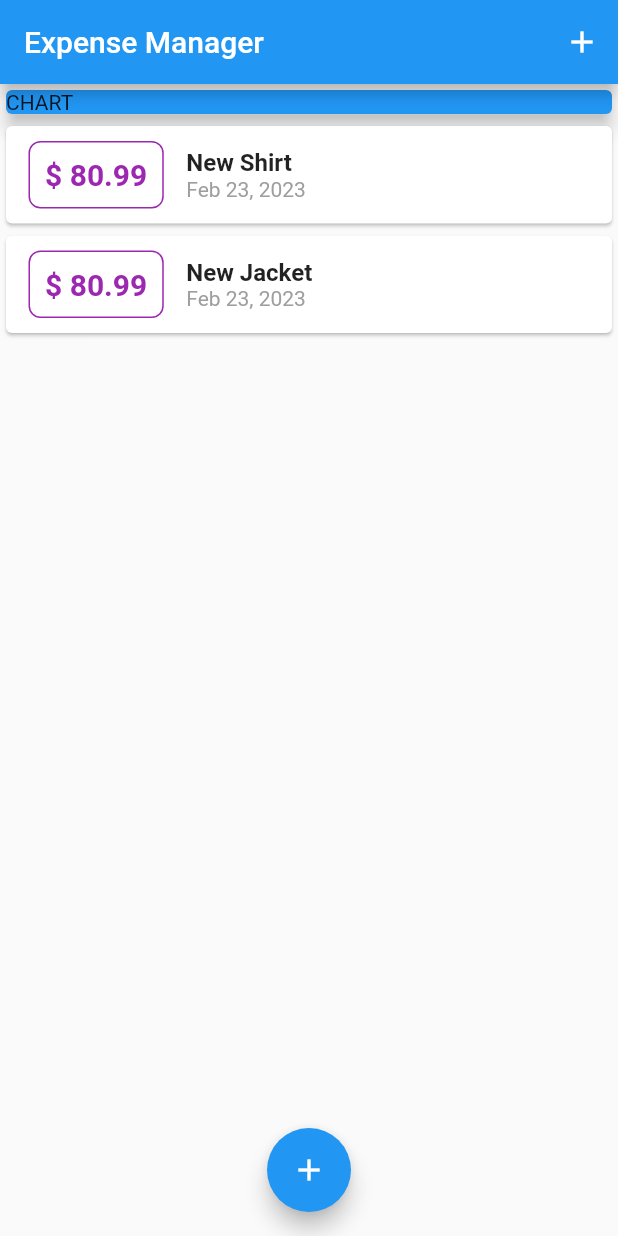
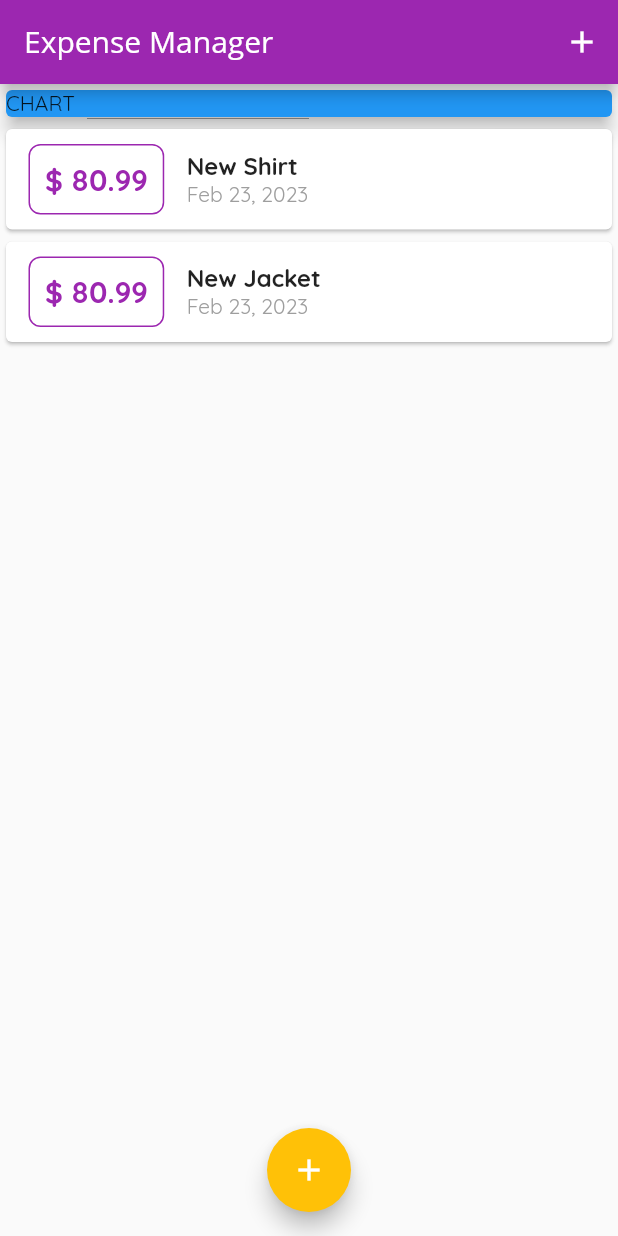
Before and after one commit to aritroo/expense_manager, a Flutter app: the screen it shows after launch, on a phone screen of 412 x 824 dp. Run offline on Flutter 3.47's test engine with Material 2 defaults, Android fonts, the phone set to English and light mode, and no system bars.

Commit message:
custom fonts

```diff
--- a/lib/home.dart
+++ b/lib/home.dart
@@ -53,7 +53,10 @@ class _MyHomePageState extends State<MyHomePage> {
   Widget build(BuildContext context) {
     return Scaffold(
       appBar: AppBar(
-        title: Text('Expense Manager'),
+        title: Text(
+          'Expense Manager',
+          style: TextStyle(fontFamily: 'OpenSans'),
+        ),
         actions: [
           IconButton(
               onPressed: () => _startAddNewTransaction(context),
--- a/lib/main.dart
+++ b/lib/main.dart
@@ -9,6 +9,21 @@ class MyApp extends StatelessWidget {
     return MaterialApp(
       debugShowCheckedModeBanner: false,
       title: 'Second App',
+      theme: ThemeData(
+        colorScheme: ColorScheme.fromSwatch(primarySwatch: Colors.purple)
+            .copyWith(secondary: Colors.amber),
+        fontFamily: 'Quicksand',
+        appBarTheme: AppBarTheme(
+            titleTextStyle: ThemeData.light()
+                .textTheme
+                .copyWith(
+                  titleLarge: TextStyle(
+                    fontFamily: 'OpenSans',
+                    fontSize: 20,
+                  ),
+                )
+                .titleLarge),
+      ),
       home: MyHomePage(),
     );
   }
--- a/lib/widgets/new_transaction.dart
+++ b/lib/widgets/new_transaction.dart
@@ -22,6 +22,8 @@ class _NewTransactionState extends State<NewTransaction> {
       return;
     }
     widget.addTx(enteredTitile, enteredAmount);
+
+    Navigator.of(context).pop();
   }
 
   @override
--- a/lib/widgets/transaction_list.dart
+++ b/lib/widgets/transaction_list.dart
@@ -21,7 +21,7 @@ class TransactionList extends StatelessWidget {
                   ),
                   decoration: BoxDecoration(
                     border: Border.all(
-                      color: Colors.purple,
+                      color: Theme.of(context).colorScheme.primary,
                       width: 1,
                     ),
                     borderRadius: BorderRadius.circular(8.0),
@@ -32,7 +32,7 @@ class TransactionList extends StatelessWidget {
                     style: TextStyle(
                         fontWeight: FontWeight.bold,
                         fontSize: 20,
-                        color: Colors.purple),
+                        color: Theme.of(context).colorScheme.primary),
                   ),
                 ),
                 Column(
```
Also changed, not shown: pubspec.yaml (+11 -6 lines), assets/fonts/OpenSans-Bold.ttf (added), assets/fonts/OpenSans-Regular.ttf (added), assets/fonts/Quicksand-Bold.ttf (added), assets/fonts/Quicksand-Light.ttf (added), assets/fonts/Quicksand-Medium.ttf (added), assets/fonts/Quicksand-Regular.ttf (added).
